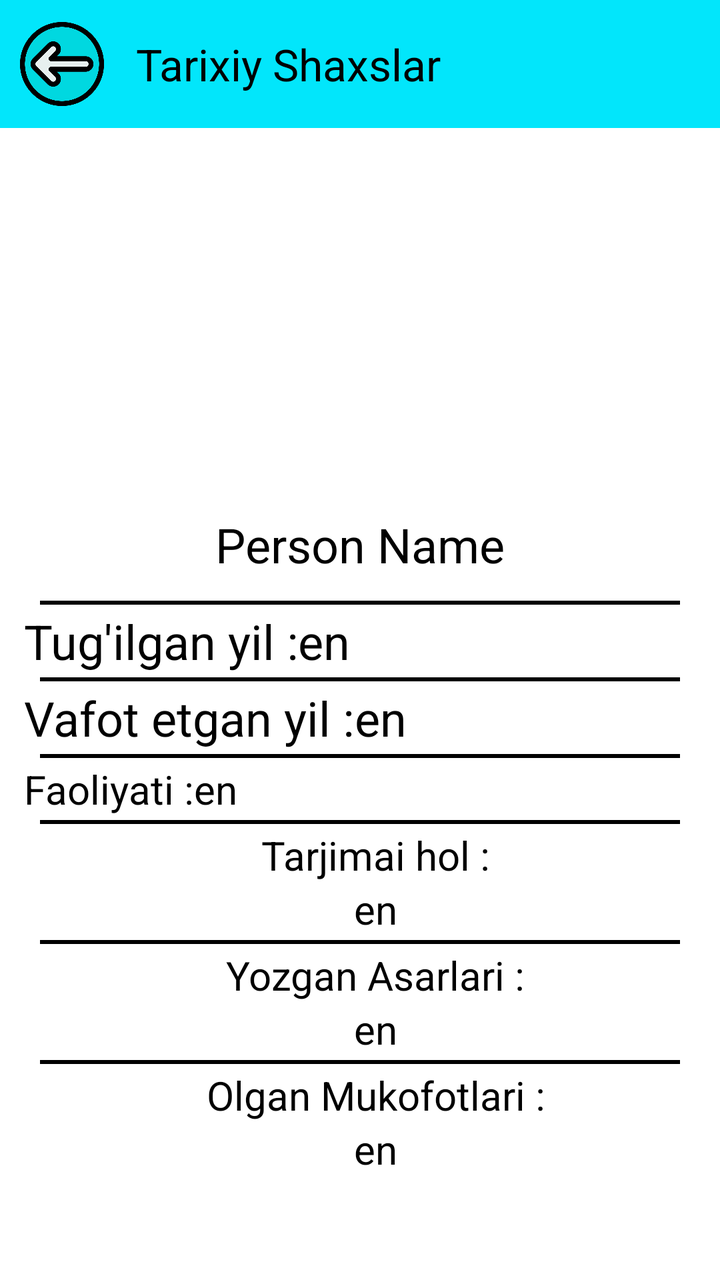
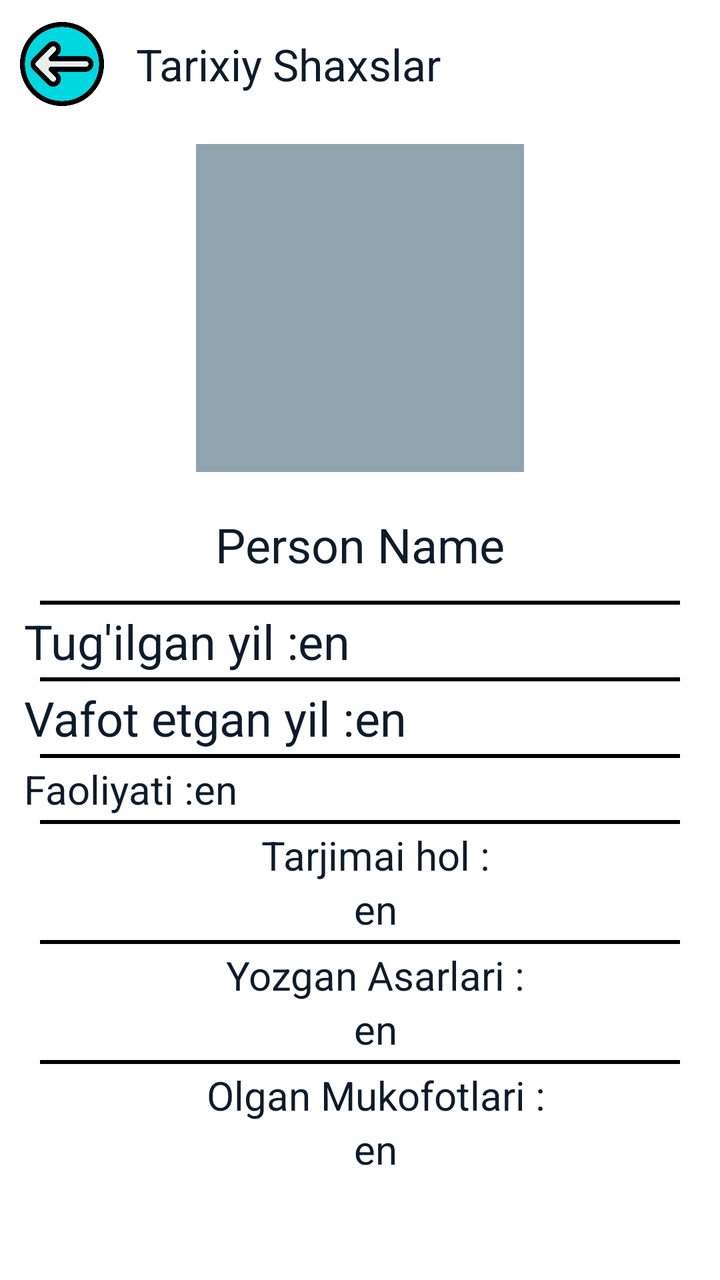

The first picture is an Android layout as it rendered before a commit; the second is the same layout after the commit. The layout source and the unified diff follow.
<!-- AndroidManifest.xml: application theme Theme.KimyoTest -->
<!-- res/layout/fragment_historical_person.xml -->
<?xml version="1.0" encoding="utf-8"?>
<androidx.constraintlayout.widget.ConstraintLayout xmlns:android="http://schemas.android.com/apk/res/android"
    xmlns:app="http://schemas.android.com/apk/res-auto"
    android:layout_width="match_parent"
    android:layout_height="match_parent"
    android:background="@color/white">

    <androidx.appcompat.widget.LinearLayoutCompat
        android:layout_width="match_parent"
        android:layout_height="?attr/actionBarSize"
        android:background="@color/whiteBlue"
        android:orientation="horizontal"
        app:layout_constraintEnd_toEndOf="parent"
        app:layout_constraintStart_toStartOf="parent"
        app:layout_constraintTop_toTopOf="parent">

        <androidx.appcompat.widget.AppCompatImageView
            android:id="@+id/back"
            android:layout_width="42dp"
            android:layout_height="42dp"
            android:layout_gravity="center_vertical"
            android:layout_marginStart="10dp"
            app:srcCompat="@drawable/image_back" />

        <androidx.appcompat.widget.Toolbar
            android:id="@+id/toolbar"
            android:layout_width="match_parent"
            android:layout_height="?attr/actionBarSize"
            android:background="@color/whiteBlue"
            android:theme="@style/ThemeOverlay.AppCompat.Dark.ActionBar"
            app:popupTheme="@style/ThemeOverlay.AppCompat.Light"
            app:title="Tarixiy Shaxslar"
            app:titleTextColor="@color/black" />

    </androidx.appcompat.widget.LinearLayoutCompat>

    <ScrollView
        android:layout_width="match_parent"
        android:layout_height="match_parent"
        android:layout_marginTop="?attr/actionBarSize">

        <androidx.appcompat.widget.LinearLayoutCompat
            android:layout_width="match_parent"
            android:layout_height="wrap_content"
            android:gravity="center_horizontal"
            android:orientation="vertical">

            <androidx.appcompat.widget.AppCompatImageView
                android:id="@+id/personImage"
                android:layout_width="180dp"
                android:layout_height="180dp"
                android:padding="8dp"
                app:srcCompat="@color/white" />

            <androidx.appcompat.widget.AppCompatTextView
                android:id="@+id/personName"
                android:layout_width="wrap_content"
                android:layout_height="wrap_content"
                android:layout_marginTop="8dp"
                android:layout_marginBottom="8dp"
                android:text="@string/person_name"
                android:textColor="@color/black"
                android:padding="4dp"
                android:textSize="24sp" />

            <androidx.appcompat.widget.AppCompatTextView
                android:layout_width="match_parent"
                android:layout_height="2dp"
                android:layout_marginStart="20dp"
                android:layout_marginEnd="20dp"
                android:background="@color/black" />

            <androidx.appcompat.widget.LinearLayoutCompat
                android:layout_width="match_parent"
                android:layout_height="wrap_content"
                android:orientation="horizontal"
                android:layout_marginTop="2dp"
                android:layout_marginBottom="2dp"
                android:layout_marginStart="8dp">
                <androidx.appcompat.widget.AppCompatTextView
                    android:layout_width="wrap_content"
                    android:layout_height="wrap_content"
                    android:textSize="24sp"
                    android:textColor="@color/black"
                    android:text="@string/personBirth"/>
                <androidx.appcompat.widget.AppCompatTextView
                    android:id="@+id/personBirth"
                    android:layout_width="wrap_content"
                    android:layout_height="wrap_content"
                    android:text="@string/default_text"
                    android:textColor="@color/black"
                    android:textSize="24sp"/>
            </androidx.appcompat.widget.LinearLayoutCompat>

            <androidx.appcompat.widget.AppCompatTextView
                android:layout_width="match_parent"
                android:layout_height="2dp"
                android:layout_marginStart="20dp"
                android:layout_marginEnd="20dp"
                android:background="@color/black" />

            <androidx.appcompat.widget.LinearLayoutCompat
                android:layout_width="match_parent"
                android:layout_height="wrap_content"
                android:orientation="horizontal"
                android:layout_marginTop="2dp"
                android:layout_marginBottom="2dp"
                android:layout_marginStart="8dp">
                <androidx.appcompat.widget.AppCompatTextView
                    android:layout_width="wrap_content"
                    android:layout_height="wrap_content"
                    android:textSize="24sp"
                    android:textColor="@color/black"
                    android:text="@string/personDeath"/>
                <androidx.appcompat.widget.AppCompatTextView
                    android:id="@+id/personDeath"
                    android:layout_width="wrap_content"
                    android:layout_height="wrap_content"
                    android:text="@string/default_text"
                    android:textColor="@color/black"
                    android:textSize="24sp"/>
            </androidx.appcompat.widget.LinearLayoutCompat>

            <androidx.appcompat.widget.AppCompatTextView
                android:layout_width="match_parent"
                android:layout_height="2dp"
                android:layout_marginStart="20dp"
                android:layout_marginEnd="20dp"
                android:background="@color/black" />

            <androidx.appcompat.widget.LinearLayoutCompat
                android:id="@+id/personTypeLayout"
                android:layout_width="match_parent"
                android:layout_height="wrap_content"
                android:orientation="horizontal"
                android:layout_marginTop="2dp"
                android:layout_marginBottom="2dp"
                android:layout_marginStart="8dp">
                <androidx.appcompat.widget.AppCompatTextView
                    android:layout_width="wrap_content"
                    android:layout_height="wrap_content"
                    android:textSize="20sp"
                    android:textColor="@color/black"
                    android:text="@string/personType"/>
                <androidx.appcompat.widget.AppCompatTextView
                    android:id="@+id/personType"
                    android:layout_width="wrap_content"
                    android:layout_height="wrap_content"
                    android:text="@string/default_text"
                    android:textColor="@color/black"
                    android:textSize="20sp"/>
            </androidx.appcompat.widget.LinearLayoutCompat>

            <androidx.appcompat.widget.AppCompatTextView
                android:layout_width="match_parent"
                android:layout_height="2dp"
                android:layout_marginStart="20dp"
                android:layout_marginEnd="20dp"
                android:background="@color/black" />

            <androidx.appcompat.widget.LinearLayoutCompat
                android:layout_width="match_parent"
                android:layout_height="wrap_content"
                android:orientation="vertical"
                android:gravity="center_horizontal"
                android:layout_marginTop="2dp"
                android:layout_marginBottom="2dp"
                android:layout_marginStart="8dp">
                <androidx.appcompat.widget.AppCompatTextView
                    android:layout_width="wrap_content"
                    android:layout_height="wrap_content"
                    android:textSize="20sp"
                    android:textColor="@color/black"
                    android:text="@string/personAbout"/>
                <androidx.appcompat.widget.AppCompatTextView
                    android:id="@+id/personAbout"
                    android:layout_width="wrap_content"
                    android:layout_height="wrap_content"
                    android:text="@string/default_text"
                    android:layout_marginStart="4dp"
                    android:layout_marginEnd="4dp"
                    android:textColor="@color/black"
                    android:textSize="20sp"/>
            </androidx.appcompat.widget.LinearLayoutCompat>

            <androidx.appcompat.widget.AppCompatTextView
                android:layout_width="match_parent"
                android:layout_height="2dp"
                android:layout_marginStart="20dp"
                android:layout_marginEnd="20dp"
                android:background="@color/black" />

            <androidx.appcompat.widget.LinearLayoutCompat
                android:layout_width="match_parent"
                android:layout_height="wrap_content"
                android:orientation="vertical"
                android:gravity="center_horizontal"
                android:layout_marginTop="2dp"
                android:layout_marginBottom="2dp"
                android:layout_marginStart="8dp">
                <androidx.appcompat.widget.AppCompatTextView
                    android:layout_width="wrap_content"
                    android:layout_height="wrap_content"
                    android:textSize="20sp"
                    android:textColor="@color/black"
                    android:text="@string/personWorks"/>
                <androidx.appcompat.widget.AppCompatTextView
                    android:id="@+id/personWorks"
                    android:layout_marginStart="4dp"
                    android:layout_marginEnd="4dp"
                    android:layout_width="wrap_content"
                    android:layout_height="wrap_content"
                    android:text="@string/default_text"
                    android:textColor="@color/black"
                    android:textSize="20sp"/>
            </androidx.appcompat.widget.LinearLayoutCompat>

            <androidx.appcompat.widget.AppCompatTextView
                android:layout_width="match_parent"
                android:layout_height="2dp"
                android:layout_marginStart="20dp"
                android:layout_marginEnd="20dp"
                android:background="@color/black" />

            <androidx.appcompat.widget.LinearLayoutCompat
                android:layout_width="match_parent"
                android:layout_height="wrap_content"
                android:orientation="vertical"
                android:gravity="center_horizontal"
                android:layout_marginTop="2dp"
                android:layout_marginBottom="8dp"
                android:layout_marginStart="8dp">
                <androidx.appcompat.widget.AppCompatTextView
                    android:layout_width="wrap_content"
                    android:layout_height="wrap_content"
                    android:textSize="20sp"
                    android:textColor="@color/black"
                    android:text="@string/personAwards"/>
                <androidx.appcompat.widget.AppCompatTextView
                    android:id="@+id/personAwards"
                    android:layout_width="wrap_content"
                    android:layout_height="wrap_content"
                    android:text="@string/default_text"
                    android:textColor="@color/black"
                    android:layout_marginStart="4dp"
                    android:layout_marginEnd="4dp"
                    android:textSize="20sp"/>
            </androidx.appcompat.widget.LinearLayoutCompat>
        </androidx.appcompat.widget.LinearLayoutCompat>
    </ScrollView>

</androidx.constraintlayout.widget.ConstraintLayout>
<!-- resources referenced by this layout -->
<resources>
  <color name="black">#FF000000</color>
  <color name="white">#FFFFFFFF</color>
  <color name="whiteBlue">#02E6FB</color>
  <!-- drawable image_back: png bitmap (drawable, 24774 bytes) -->
  <string name="default_text">en</string>
  <string name="personAbout"> Tarjimai hol : </string>
  <string name="personAwards"> Olgan Mukofotlari : </string>
  <string name="personBirth"> Tug\'ilgan yil : </string>
  <string name="personDeath"> Vafot etgan yil : </string>
  <string name="personType"> Faoliyati : </string>
  <string name="personWorks"> Yozgan Asarlari : </string>
  <string name="person_name">Person Name</string>
  <style name="Theme.KimyoTest" parent="Base.Theme.KimyoTest" />
  <style name="Base.Theme.KimyoTest" parent="Theme.Material3.DayNight.NoActionBar">
          
          
          <item name="android:textColorPrimary">@color/black</item>
          <item name="android:windowBackground">@color/white</item>
      </style>
</resources>

<!-- the commit's change to res/layout/fragment_historical_person.xml (unified diff, before → after) -->
@@ -3,12 +3,12 @@
     xmlns:app="http://schemas.android.com/apk/res-auto"
     android:layout_width="match_parent"
     android:layout_height="match_parent"
-    android:background="@color/white">
+    android:background="?attr/colorSurface">
 
     <androidx.appcompat.widget.LinearLayoutCompat
         android:layout_width="match_parent"
         android:layout_height="?attr/actionBarSize"
-        android:background="@color/whiteBlue"
+        android:background="?attr/colorSurface"
         android:orientation="horizontal"
         app:layout_constraintEnd_toEndOf="parent"
         app:layout_constraintStart_toStartOf="parent"
@@ -26,11 +26,11 @@
             android:id="@+id/toolbar"
             android:layout_width="match_parent"
             android:layout_height="?attr/actionBarSize"
-            android:background="@color/whiteBlue"
+            android:background="?attr/colorSurface"
             android:theme="@style/ThemeOverlay.AppCompat.Dark.ActionBar"
             app:popupTheme="@style/ThemeOverlay.AppCompat.Light"
             app:title="Tarixiy Shaxslar"
-            app:titleTextColor="@color/black" />
+            app:titleTextColor="?attr/colorOnSurface" />
 
     </androidx.appcompat.widget.LinearLayoutCompat>
 
@@ -50,7 +50,7 @@
                 android:layout_width="180dp"
                 android:layout_height="180dp"
                 android:padding="8dp"
-                app:srcCompat="@color/white" />
+                app:srcCompat="?attr/colorOutline" />
 
             <androidx.appcompat.widget.AppCompatTextView
                 android:id="@+id/personName"
@@ -59,7 +59,7 @@
                 android:layout_marginTop="8dp"
                 android:layout_marginBottom="8dp"
                 android:text="@string/person_name"
-                android:textColor="@color/black"
+                android:textColor="?attr/colorOnSurface"
                 android:padding="4dp"
                 android:textSize="24sp" />
 
@@ -81,14 +81,14 @@
                     android:layout_width="wrap_content"
                     android:layout_height="wrap_content"
                     android:textSize="24sp"
-                    android:textColor="@color/black"
+                    android:textColor="?attr/colorOnSurface"
                     android:text="@string/personBirth"/>
                 <androidx.appcompat.widget.AppCompatTextView
                     android:id="@+id/personBirth"
                     android:layout_width="wrap_content"
                     android:layout_height="wrap_content"
                     android:text="@string/default_text"
-                    android:textColor="@color/black"
+                    android:textColor="?attr/colorOnSurface"
                     android:textSize="24sp"/>
             </androidx.appcompat.widget.LinearLayoutCompat>
 
@@ -110,14 +110,14 @@
                     android:layout_width="wrap_content"
                     android:layout_height="wrap_content"
                     android:textSize="24sp"
-                    android:textColor="@color/black"
+                    android:textColor="?attr/colorOnSurface"
                     android:text="@string/personDeath"/>
                 <androidx.appcompat.widget.AppCompatTextView
                     android:id="@+id/personDeath"
                     android:layout_width="wrap_content"
                     android:layout_height="wrap_content"
                     android:text="@string/default_text"
-                    android:textColor="@color/black"
+                    android:textColor="?attr/colorOnSurface"
                     android:textSize="24sp"/>
             </androidx.appcompat.widget.LinearLayoutCompat>
 
@@ -140,14 +140,14 @@
                     android:layout_width="wrap_content"
                     android:layout_height="wrap_content"
                     android:textSize="20sp"
-                    android:textColor="@color/black"
+                    android:textColor="?attr/colorOnSurface"
                     android:text="@string/personType"/>
                 <androidx.appcompat.widget.AppCompatTextView
                     android:id="@+id/personType"
                     android:layout_width="wrap_content"
                     android:layout_height="wrap_content"
                     android:text="@string/default_text"
-                    android:textColor="@color/black"
+                    android:textColor="?attr/colorOnSurface"
                     android:textSize="20sp"/>
             </androidx.appcompat.widget.LinearLayoutCompat>
 
@@ -170,7 +170,7 @@
                     android:layout_width="wrap_content"
                     android:layout_height="wrap_content"
                     android:textSize="20sp"
-                    android:textColor="@color/black"
+                    android:textColor="?attr/colorOnSurface"
                     android:text="@string/personAbout"/>
                 <androidx.appcompat.widget.AppCompatTextView
                     android:id="@+id/personAbout"
@@ -179,7 +179,7 @@
                     android:text="@string/default_text"
                     android:layout_marginStart="4dp"
                     android:layout_marginEnd="4dp"
-                    android:textColor="@color/black"
+                    android:textColor="?attr/colorOnSurface"
                     android:textSize="20sp"/>
             </androidx.appcompat.widget.LinearLayoutCompat>
 
@@ -202,7 +202,7 @@
                     android:layout_width="wrap_content"
                     android:layout_height="wrap_content"
                     android:textSize="20sp"
-                    android:textColor="@color/black"
+                    android:textColor="?attr/colorOnSurface"
                     android:text="@string/personWorks"/>
                 <androidx.appcompat.widget.AppCompatTextView
                     android:id="@+id/personWorks"
@@ -211,7 +211,7 @@
                     android:layout_width="wrap_content"
                     android:layout_height="wrap_content"
                     android:text="@string/default_text"
-                    android:textColor="@color/black"
+                    android:textColor="?attr/colorOnSurface"
                     android:textSize="20sp"/>
             </androidx.appcompat.widget.LinearLayoutCompat>
 
@@ -234,14 +234,14 @@
                     android:layout_width="wrap_content"
                     android:layout_height="wrap_content"
                     android:textSize="20sp"
-                    android:textColor="@color/black"
+                    android:textColor="?attr/colorOnSurface"
                     android:text="@string/personAwards"/>
                 <androidx.appcompat.widget.AppCompatTextView
                     android:id="@+id/personAwards"
                     android:layout_width="wrap_content"
                     android:layout_height="wrap_content"
                     android:text="@string/default_text"
-                    android:textColor="@color/black"
+                    android:textColor="?attr/colorOnSurface"
                     android:layout_marginStart="4dp"
                     android:layout_marginEnd="4dp"
                     android:textSize="20sp"/>
<!-- resource entries referenced after the edit -->
@@ -1,8 +1,6 @@
 <!-- resources referenced by this layout -->
 <resources>
   <color name="black">#FF000000</color>
-  <color name="white">#FFFFFFFF</color>
-  <color name="whiteBlue">#02E6FB</color>
   <!-- drawable image_back: png bitmap (drawable, 24774 bytes) -->
   <string name="default_text">en</string>
   <string name="personAbout"> Tarjimai hol : </string>
@@ -15,9 +13,22 @@
   <style name="Theme.KimyoTest" parent="Base.Theme.KimyoTest" />
   <style name="Base.Theme.KimyoTest" parent="Theme.Material3.DayNight.NoActionBar">
           
-          
-          <item name="android:textColorPrimary">@color/black</item>
-          <item name="android:windowBackground">@color/white</item>
+          <item name="android:windowBackground">@color/chem_background_light</item>
+          <item name="android:textColorPrimary">@color/chem_on_surface_light</item>
+          <item name="colorPrimary">@color/chem_primary_light</item>
+          <item name="colorOnPrimary">@color/chem_surface_light</item>
+          <item name="colorSurface">@color/chem_surface_light</item>
+          <item name="colorOnSurface">@color/chem_on_surface_light</item>
+          <item name="colorOutline">@color/chem_outline_light</item>
+          <item name="colorPrimaryContainer">@color/chem_toolbar_light</item>
+          <item name="colorSurfaceVariant">@color/chem_surface_variant_light</item>
       </style>
+  <color name="chem_background_light">#F0F7FF</color>
+  <color name="chem_on_surface_light">#0D1B2A</color>
+  <color name="chem_primary_light">#1565C0</color>
+  <color name="chem_surface_light">#FFFFFF</color>
+  <color name="chem_outline_light">#90A4AE</color>
+  <color name="chem_toolbar_light">#0D47A1</color>
+  <color name="chem_surface_variant_light">#E3F2FD</color>
 </resources>
 
